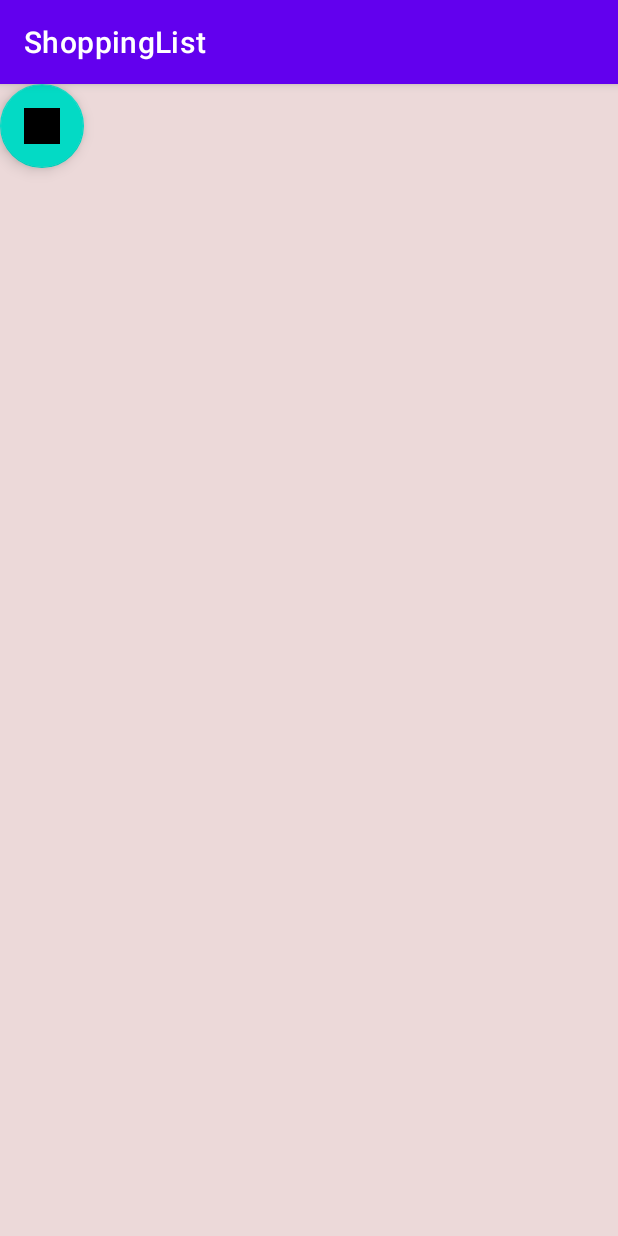
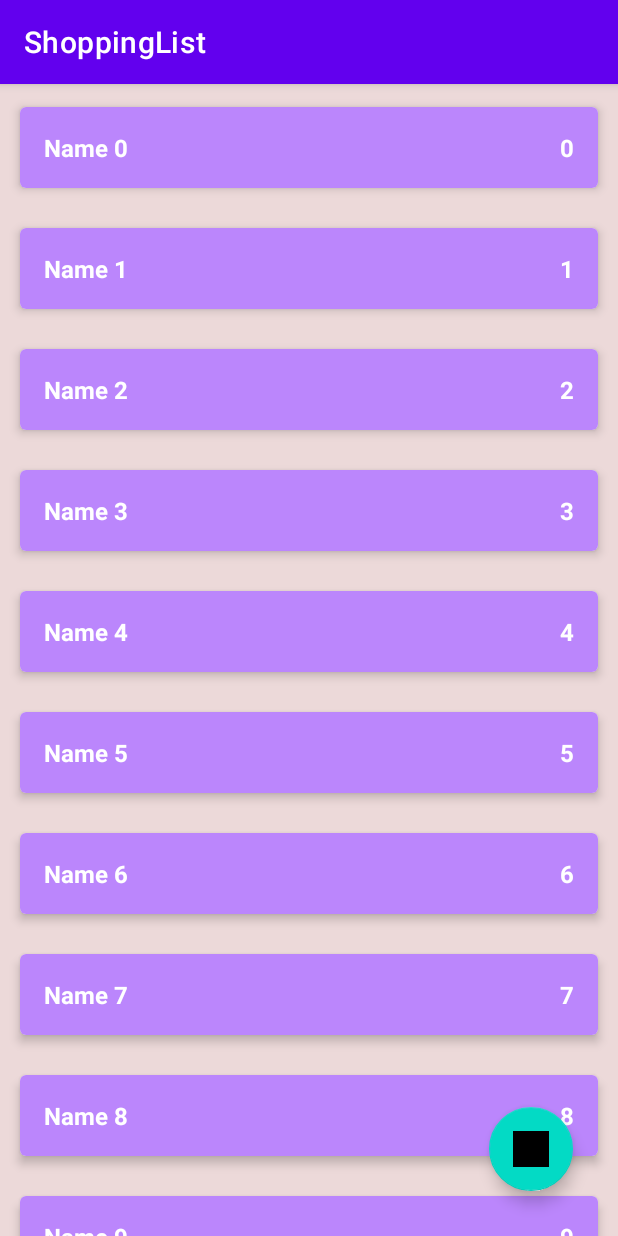
Before and after one commit to Qarapapax/ShoppingList, an Android app: the screen it shows after launch (MainActivity), on a phone screen of 412 x 824 dp. Run offline under Robolectric (Android 15) with nearby library versions, the phone set to English and light mode, and no system bars.

Commit message:
ЛинеарЛэйаут для списка

```diff
--- a/app/src/main/java/com/example/shoppinglist/data/ShopListRepositoryImpl.kt
+++ b/app/src/main/java/com/example/shoppinglist/data/ShopListRepositoryImpl.kt
@@ -8,12 +8,12 @@ import com.example.shoppinglist.domain.ShopListRepository
 object ShopListRepositoryImpl : ShopListRepository {
 
     private val shopListLD = MutableLiveData<List<ShopItem>>()
-    private val shopList = mutableListOf<ShopItem>()
+    private val shopList = sortedSetOf<ShopItem>({ p0, p1 -> p0.id.compareTo(p1.id) })
 
     private var autoIncrementId = 0
 
     init {
-        for (i in 0 until 10) {
+        for (i in 0 until 100) {
             val item = ShopItem("Name $i", i, true)
             addShopItem(item)
         }
@@ -46,7 +46,8 @@ object ShopListRepositoryImpl : ShopListRepository {
     override fun getShopList(): LiveData<List<ShopItem>> {
         return shopListLD
     }
+
     private fun updateList() {
-        shopListLD.value= shopList.toList()
+        shopListLD.value = shopList.toList()
     }
 }
--- a/app/src/main/java/com/example/shoppinglist/presentation/MainActivity.kt
+++ b/app/src/main/java/com/example/shoppinglist/presentation/MainActivity.kt
@@ -3,26 +3,47 @@ package com.example.shoppinglist.presentation
 import androidx.appcompat.app.AppCompatActivity
 import android.os.Bundle
 import android.util.Log
+import android.view.LayoutInflater
+import android.widget.LinearLayout
+import android.widget.TextView
 import androidx.lifecycle.ViewModelProvider
 import com.example.shoppinglist.R
+import com.example.shoppinglist.domain.ShopItem
 
 class MainActivity : AppCompatActivity() {
 
     private lateinit var viewModel: MainViewModel
-    private var count = 0
+    private lateinit var llShopList: LinearLayout
 
 
     override fun onCreate(savedInstanceState: Bundle?) {
         super.onCreate(savedInstanceState)
         setContentView(R.layout.activity_main)
+        llShopList = findViewById(R.id.ll_shop_list)
         viewModel = ViewModelProvider(this)[MainViewModel::class.java]
         viewModel.shopList.observe(this) {
-            Log.d("MainActivityTest", it.toString())
-            if (count == 0) {
-                count++
-                val item = it[0]
-                viewModel.changeEnableState(item)
+            showList(it)
+        }
+    }
+
+    private fun showList(list: List<ShopItem>) {
+        llShopList.removeAllViews()
+        for (shopItem in list) {
+            val layoutId = if (shopItem.enabled) {
+                R.layout.item_shop_enabled
+            } else {
+                R.layout.item_shop_disabled
             }
+            val view = LayoutInflater.from(this).inflate(layoutId, llShopList, false)
+            val tvName = view.findViewById<TextView>(R.id.tv_name)
+            val tvCount = view.findViewById<TextView>(R.id.tv_count)
+            tvName.text = shopItem.name
+            tvCount.text = shopItem.count.toString()
+            view.setOnLongClickListener {
+                viewModel.changeEnableState(shopItem)
+                true
+            }
+            llShopList.addView(view)
         }
     }
 }
--- a/app/src/main/res/layout/activity_main.xml
+++ b/app/src/main/res/layout/activity_main.xml
@@ -8,22 +8,24 @@
     android:background="#ECD9D9"
     tools:context=".presentation.MainActivity">
 
-    <com.google.android.material.floatingactionbutton.FloatingActionButton
-        android:id="@+id/button_add_shop_item"
-        android:layout_width="wrap_content"
-        android:layout_height="wrap_content"
-        android:clickable="true"
-        android:contentDescription="Add new shop item"
-        android:focusable="true"
-        app:srcCompat="@drawable/ic_launcher_background"
-        tools:ignore="MissingConstraints,ImageContrastCheck"
-        tools:layout_editor_absoluteX="339dp"
-        tools:layout_editor_absoluteY="659dp" />
+    <ScrollView
+        android:layout_width="match_parent"
+        android:layout_height="match_parent">
+
+
+        <LinearLayout
+            android:id="@+id/ll_shop_list"
+            android:layout_width="match_parent"
+            android:layout_height="wrap_content"
+            android:orientation="vertical" />
+
+    </ScrollView>
 
     <androidx.recyclerview.widget.RecyclerView
         android:id="@+id/h"
         android:layout_width="0dp"
         android:layout_height="0dp"
+        android:visibility="gone"
         app:layoutManager="androidx.recyclerview.widget.LinearLayoutManager"
         app:layout_constraintBottom_toBottomOf="parent"
         app:layout_constraintEnd_toEndOf="parent"
@@ -34,4 +36,22 @@
         tools:listitem="@layout/item_shop_enabled">
 
     </androidx.recyclerview.widget.RecyclerView>
+
+    <com.google.android.material.floatingactionbutton.FloatingActionButton
+        android:id="@+id/button_add_shop_item"
+        android:layout_width="wrap_content"
+        android:layout_height="wrap_content"
+        android:layout_marginEnd="30dp"
+        android:layout_marginBottom="30dp"
+        android:clickable="true"
+        android:contentDescription="Add new shop item"
+        android:focusable="true"
+        android:isScrollContainer="true"
+        android:orientation="vertical"
+        app:layout_constraintBottom_toBottomOf="parent"
+
+        app:layout_constraintEnd_toEndOf="parent"
+        app:srcCompat="@drawable/ic_launcher_background"
+        tools:ignore="MissingConstraints,ImageContrastCheck" />
+
 </androidx.constraintlayout.widget.ConstraintLayout>
```
